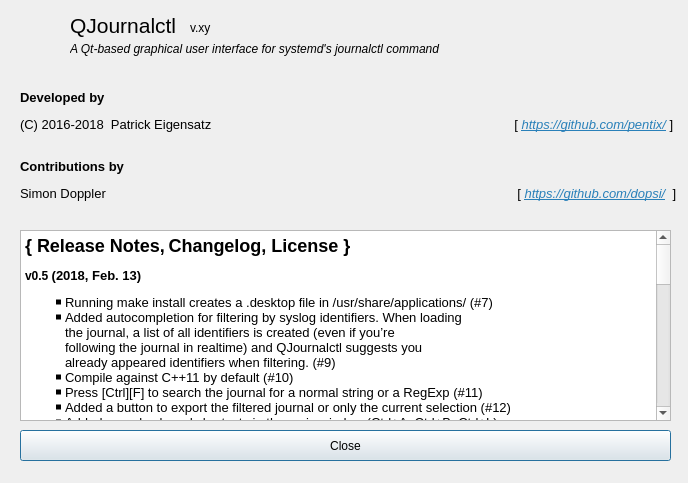
The window that ui/aboutdialog.ui (pentix/qjournalctl) describes before a commit, drawn with Qt 5.
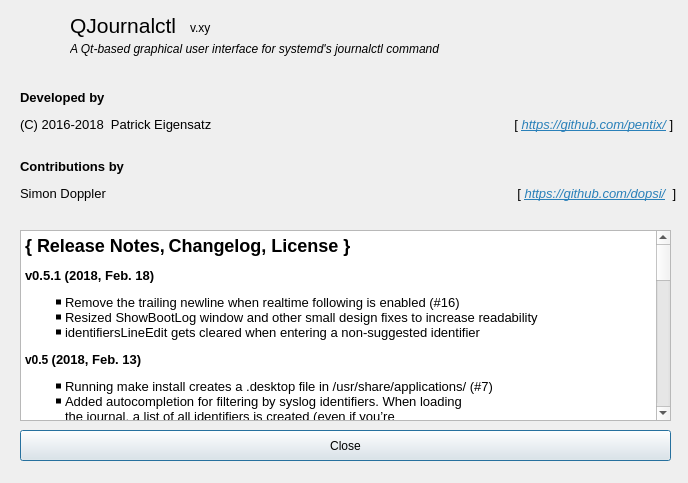
The same window after the commit. Icons and pictures are not drawn.

Diff of the .ui file:
```diff
--- a/ui/aboutdialog.ui
+++ b/ui/aboutdialog.ui
@@ -161,6 +161,10 @@
 p, li { white-space: pre-wrap; }
 &lt;/style&gt;&lt;/head&gt;&lt;body style=&quot; font-family:'Noto Sans'; font-size:10pt; font-weight:400; font-style:normal;&quot;&gt;
 &lt;p style=&quot; margin-top:16px; margin-bottom:12px; margin-left:0px; margin-right:0px; -qt-block-indent:0; text-indent:0px;&quot;&gt;&lt;a name=&quot;Changelog_0&quot;&gt;&lt;/a&gt;&lt;span style=&quot; font-size:x-large; font-weight:600;&quot;&gt;{&lt;/span&gt;&lt;span style=&quot; font-size:x-large; font-weight:600;&quot;&gt; Release Notes,&lt;/span&gt;&lt;span style=&quot; font-weight:600;&quot;&gt; &lt;/span&gt;&lt;span style=&quot; font-size:x-large; font-weight:600;&quot;&gt;Changelog, License }&lt;/span&gt;&lt;/p&gt;
+&lt;p style=&quot; margin-top:12px; margin-bottom:12px; margin-left:0px; margin-right:0px; -qt-block-indent:0; text-indent:0px;&quot;&gt;&lt;a name=&quot;v05_2&quot;&gt;&lt;/a&gt;&lt;span style=&quot; font-weight:600;&quot;&gt;v&lt;/span&gt;&lt;span style=&quot; font-weight:600;&quot;&gt;0.5.1 (2018, Feb. 18)&lt;/span&gt;&lt;/p&gt;
+&lt;ul type=&quot;square&quot; style=&quot;margin-top: 0px; margin-bottom: 0px; margin-left: 0px; margin-right: 0px; -qt-list-indent: 1;&quot;&gt;&lt;li style=&quot; margin-top:0px; margin-bottom:0px; margin-left:0px; margin-right:0px; -qt-block-indent:0; text-indent:0px;&quot;&gt;Remove the trailing newline when realtime following is enabled (#16)&lt;/li&gt;
+&lt;li style=&quot; margin-top:0px; margin-bottom:0px; margin-left:0px; margin-right:0px; -qt-block-indent:0; text-indent:0px;&quot;&gt;Resized ShowBootLog window and other small design fixes to increase readability&lt;/li&gt;
+&lt;li style=&quot; margin-top:0px; margin-bottom:0px; margin-left:0px; margin-right:0px; -qt-block-indent:0; text-indent:0px;&quot;&gt;identifiersLineEdit gets cleared when entering a non-suggested identifier &lt;/li&gt;&lt;/ul&gt;
 &lt;p style=&quot; margin-top:12px; margin-bottom:12px; margin-left:0px; margin-right:0px; -qt-block-indent:0; text-indent:0px;&quot;&gt;&lt;a name=&quot;v05_2&quot;&gt;&lt;/a&gt;&lt;span style=&quot; font-size:medium; font-weight:600;&quot;&gt;v&lt;/span&gt;&lt;span style=&quot; font-size:medium; font-weight:600;&quot;&gt;0.5 &lt;/span&gt;&lt;span style=&quot; font-weight:600;&quot;&gt;(2018, Feb. 13)&lt;/span&gt;&lt;/p&gt;
 &lt;ul type=&quot;square&quot; style=&quot;margin-top: 0px; margin-bottom: 0px; margin-left: 0px; margin-right: 0px; -qt-list-indent: 1;&quot;&gt;&lt;li style=&quot; margin-top:0px; margin-bottom:0px; margin-left:0px; margin-right:0px; -qt-block-indent:0; text-indent:0px;&quot;&gt;Running &lt;span style=&quot; font-family:'Noto Mono';&quot;&gt;make install&lt;/span&gt; creates a .desktop file in &lt;span style=&quot; font-family:'Noto Mono';&quot;&gt;/usr/share/applications/&lt;/span&gt; (#7)&lt;/li&gt;
 &lt;li style=&quot; margin-top:0px; margin-bottom:0px; margin-left:0px; margin-right:0px; -qt-block-indent:0; text-indent:0px;&quot;&gt;Added autocompletion for filtering by syslog identifiers. When loading&lt;br /&gt;the journal, a list of all identifiers is created (even if you’re&lt;br /&gt;following the journal in realtime) and QJournalctl suggests you&lt;br /&gt;already appeared identifiers when filtering. (#9)&lt;/li&gt;
```
